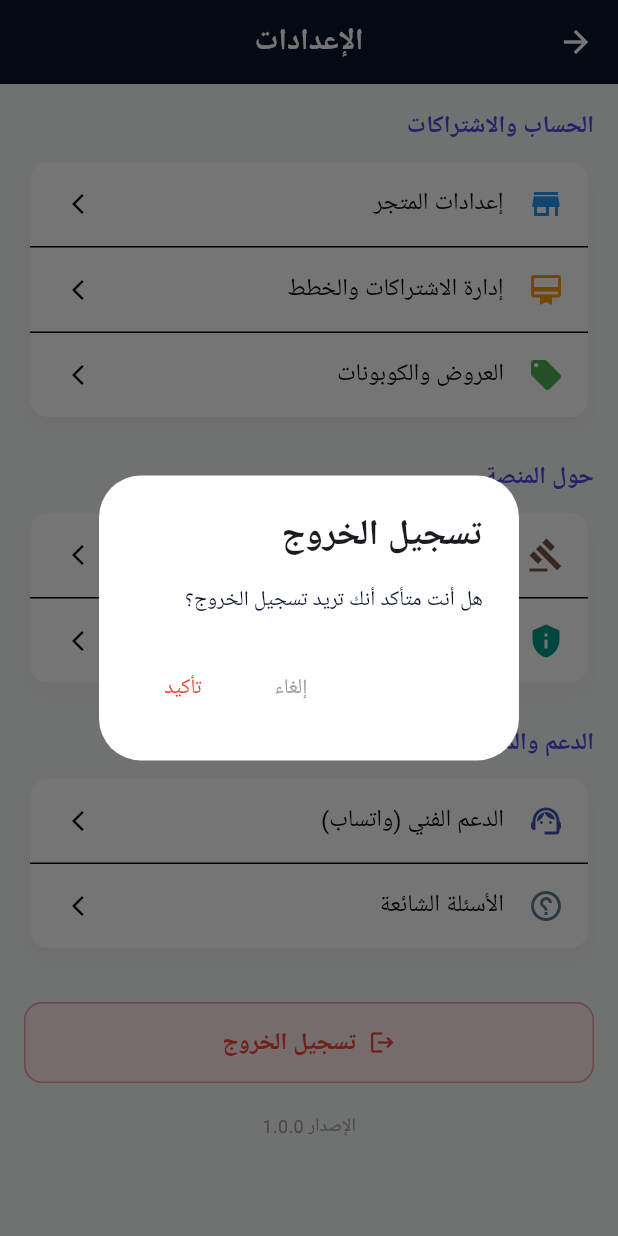
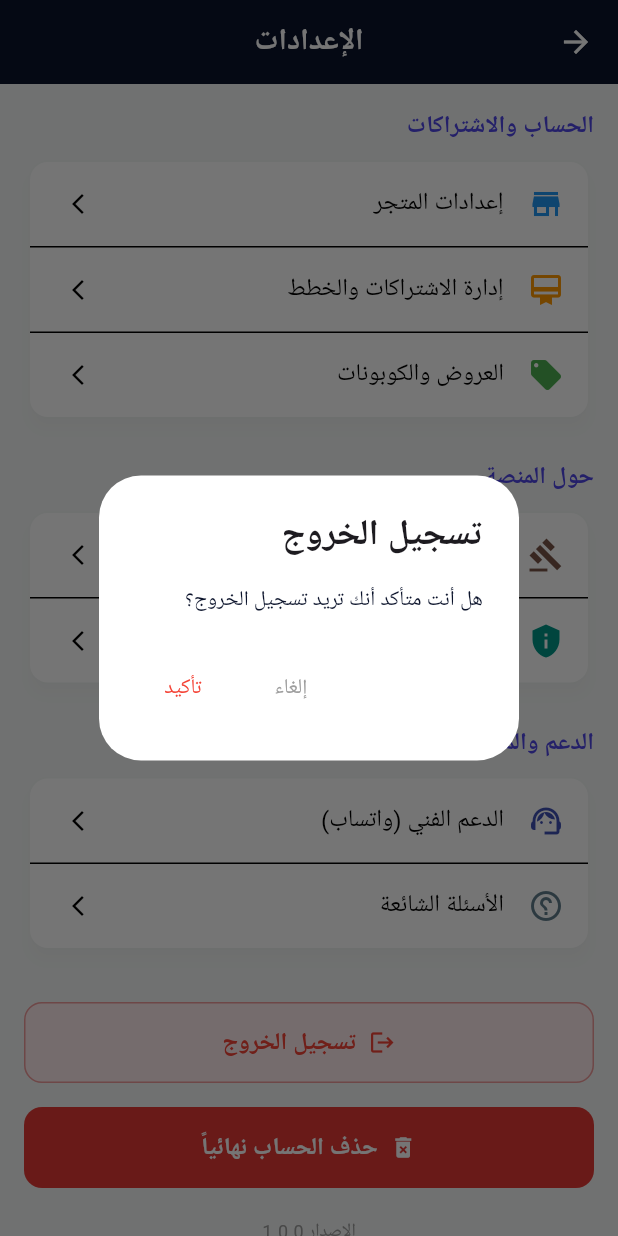
Before and after one commit to Elias7751/proj, a Flutter app: the AppSettingsScreen screen opened by its route, after a tap on "تسجيل الخروج", on a phone screen of 412 x 824 dp. Run offline on Flutter 3.47's test engine with Material 3 defaults, Android fonts, the light colour scheme and no system bars; our stand-ins replace dio, fl_chart, flutter_animate, get, google_fonts, image_cropper and 2 more; accounts and stored records are empty; network calls fail; Roboto replaces fonts that are missing (Cairo); key blocks and very long unbroken strings in the code were emptied for the run.

Commit message:
Add Delete Account feature to Backend and both Apps

```diff
--- a/mobile/store_owner_app/lib/features/store_settings/screens/app_settings_screen.dart
+++ b/mobile/store_owner_app/lib/features/store_settings/screens/app_settings_screen.dart
@@ -215,6 +215,45 @@ class AppSettingsScreen extends StatelessWidget {
               ),
             ),
           ),
+          const SizedBox(height: 16),
+          // حذف الحساب
+          ElevatedButton.icon(
+            onPressed: () {
+              Get.dialog(
+                AlertDialog(
+                  title: Text('حذف الحساب', style: GoogleFonts.cairo(fontWeight: FontWeight.bold, color: Colors.red)),
+                  content: Text('هل أنت متأكد أنك تريد حذف حسابك نهائياً؟ سيتم حذف جميع بياناتك ومتاجرك المرتبطة. لا يمكن التراجع عن هذا الإجراء.', style: GoogleFonts.cairo()),
+                  actions: [
+                    TextButton(
+                      onPressed: () => Get.back(),
+                      child: Text('إلغاء', style: GoogleFonts.cairo(color: Colors.grey)),
+                    ),
+                    TextButton(
+                      onPressed: () {
+                        Get.back();
+                        authController.deleteAccount();
+                      },
+                      child: Text('حذف نهائي', style: GoogleFonts.cairo(color: Colors.red)),
+                    ),
+                  ],
+                ),
+              );
+            },
+            icon: const Icon(Icons.delete_forever),
+            label: Text(
+              'حذف الحساب نهائياً',
+              style: GoogleFonts.cairo(fontSize: 16, fontWeight: FontWeight.bold),
+            ),
+            style: ElevatedButton.styleFrom(
+              backgroundColor: Colors.red.shade600,
+              foregroundColor: Colors.white,
+              padding: const EdgeInsets.symmetric(vertical: 16),
+              elevation: 0,
+              shape: RoundedRectangleBorder(
+                borderRadius: BorderRadius.circular(12),
+              ),
+            ),
+          ),
           const SizedBox(height: 20),
           Center(
             child: Text(
```
Also changed, not shown: mobile/customer_app/lib/features/auth/controllers/auth_controller.dart (+17 -0 lines), mobile/customer_app/lib/features/profile/screens/profile_screen.dart (+26 -3 lines), mobile/store_owner_app/lib/features/auth/controllers/auth_controller.dart (+17 -0 lines), 2 other files.
